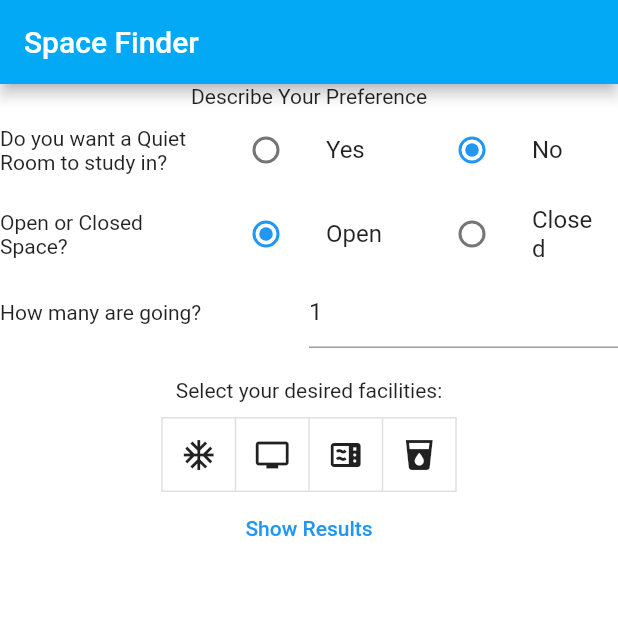
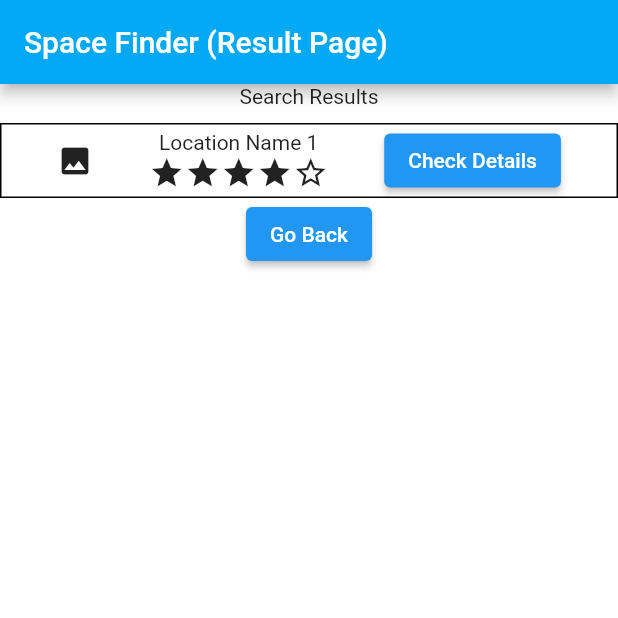
Before and after one commit to rnaufalh/space_finder, a Flutter app: the screen it shows after launch, after a tap on "Show Results", on a phone screen of 412 x 824 dp, the top half of it. Run offline on Flutter 3.47's test engine with Material 2 defaults, Android fonts, the phone set to English and light mode, and no system bars.

Commit message:
Add search result page

```diff
--- a/lib/main.dart
+++ b/lib/main.dart
@@ -19,7 +19,9 @@ class _SpaceFinderState extends State<SpaceFinder> {
   @override
   Widget build(BuildContext context) {
     return MaterialApp(
-      home: Scaffold(
+      home: Builder(    // Add this widget to allow using MaterialApp's 'context' and not the class' one
+        builder: (context) {
+          return Scaffold(
             backgroundColor: Colors.white,
             appBar: AppBar(
               title: Text('Space Finder'),
@@ -31,6 +33,7 @@ class _SpaceFinderState extends State<SpaceFinder> {
                   Center(
                     child: Text('Describe Your Preference'),
                   ),
+                  // TODO: Consider changing the Radio widgets into ToggleButtons
                   Row(
                     children: <Widget> [
                       Expanded(child: Text('Do you want a Quiet Room to study in?')),
@@ -125,18 +128,80 @@ class _SpaceFinderState extends State<SpaceFinder> {
                       },
                       isSelected: _selections
                   ),
-              TextButton(
+                  ElevatedButton(
                       onPressed: () {
-                    setState(() {
-                      // TODO: Enable saving values to be used on next page
-                    });
+                        Navigator.push(context, MaterialPageRoute(builder: (context) => SearchResult()));
                       },
                       child: Text('Show Results'),
                   ),
                 ],
               ),
             ),
+          );
+        }
       ),
     );
   }
 }
+
+class SearchResult extends StatelessWidget {
+  @override
+  Widget build(BuildContext context) {
+    return MaterialApp(
+      home: Scaffold(
+        backgroundColor: Colors.white,
+        appBar: AppBar(
+          title: Text('Space Finder (Result Page)'),
+          backgroundColor: Colors.lightBlue,
+        ),
+        body: Column(
+          children: [
+            Text('Search Results'),
+            SizedBox(height: 10),
+            Container(
+              decoration: BoxDecoration(
+                border: Border.all(
+                  color: Colors.black
+                )
+              ),
+              child: Row(
+                mainAxisAlignment: MainAxisAlignment.spaceEvenly,
+                children: [
+                  Icon(Icons.image),
+                  Column(
+                    children: [
+                      Text('Location Name 1'),
+                      Row(
+                        children: [
+                          Icon(Icons.star),
+                          Icon(Icons.star),
+                          Icon(Icons.star),
+                          Icon(Icons.star),
+                          Icon(Icons.star_border),
+                        ],
+                      )
+                    ],
+                  ),
+                  ElevatedButton(
+                      onPressed: () {
+                        // TODO: Navigate to a new page that shows more details
+                      },
+                      child: Text('Check Details')
+                  ),
+                ],
+              ),
+            ),
+            ElevatedButton(
+              onPressed: () {
+                Navigator.pop(context);
+              },
+              child: Text('Go Back'),
+            ),
+          ],
+        ),
+      ),
+    );
+  }
+
+
+}
```
Lines whose indentation alone changed are shown as unchanged.
